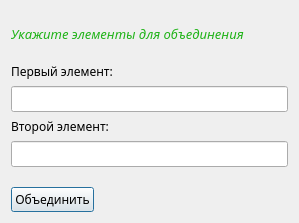
Old version of the form forms/dialog_union.ui in the repository programmister68/DSU.
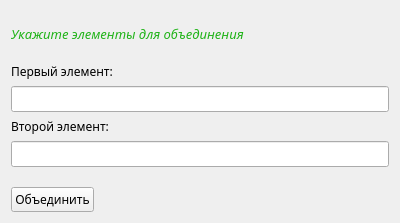
New version of the form.

Diff of the .ui file:
```diff
--- a/forms/dialog_union.ui
+++ b/forms/dialog_union.ui
@@ -1,18 +1,24 @@
 <?xml version="1.0" encoding="UTF-8"?>
 <ui version="4.0">
- <class>Dialog</class>
- <widget class="QDialog" name="Dialog">
+ <class>Form</class>
+ <widget class="QWidget" name="Form">
   <property name="geometry">
    <rect>
     <x>0</x>
     <y>0</y>
-    <width>299</width>
+    <width>400</width>
     <height>223</height>
    </rect>
   </property>
+  <property name="minimumSize">
+   <size>
+    <width>400</width>
+    <height>223</height>
+   </size>
+  </property>
   <property name="maximumSize">
    <size>
-    <width>299</width>
+    <width>400</width>
     <height>223</height>
    </size>
   </property>
@@ -37,6 +43,12 @@
      </item>
      <item>
       <widget class="QLabel" name="label">
+       <property name="maximumSize">
+        <size>
+         <width>500</width>
+         <height>500</height>
+        </size>
+       </property>
        <property name="palette">
         <palette>
          <active>
```
Left out of the diff: 2 changed lines with no effect on the pictures.
